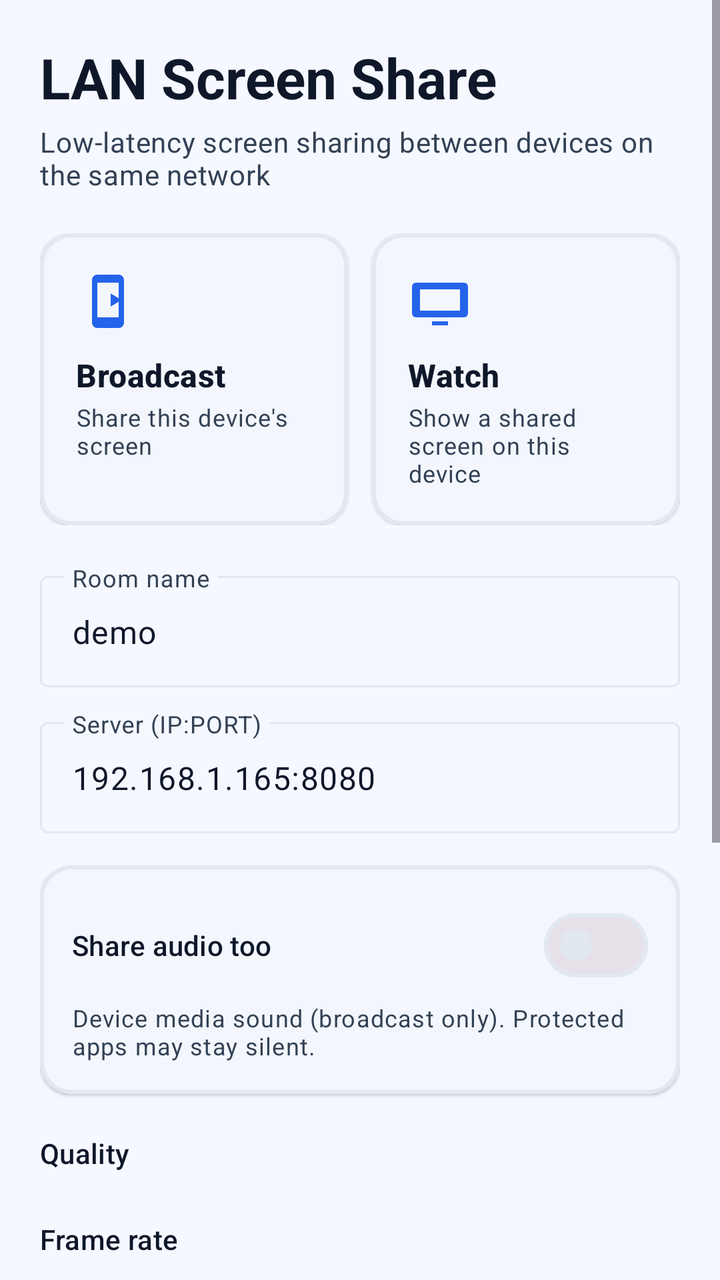
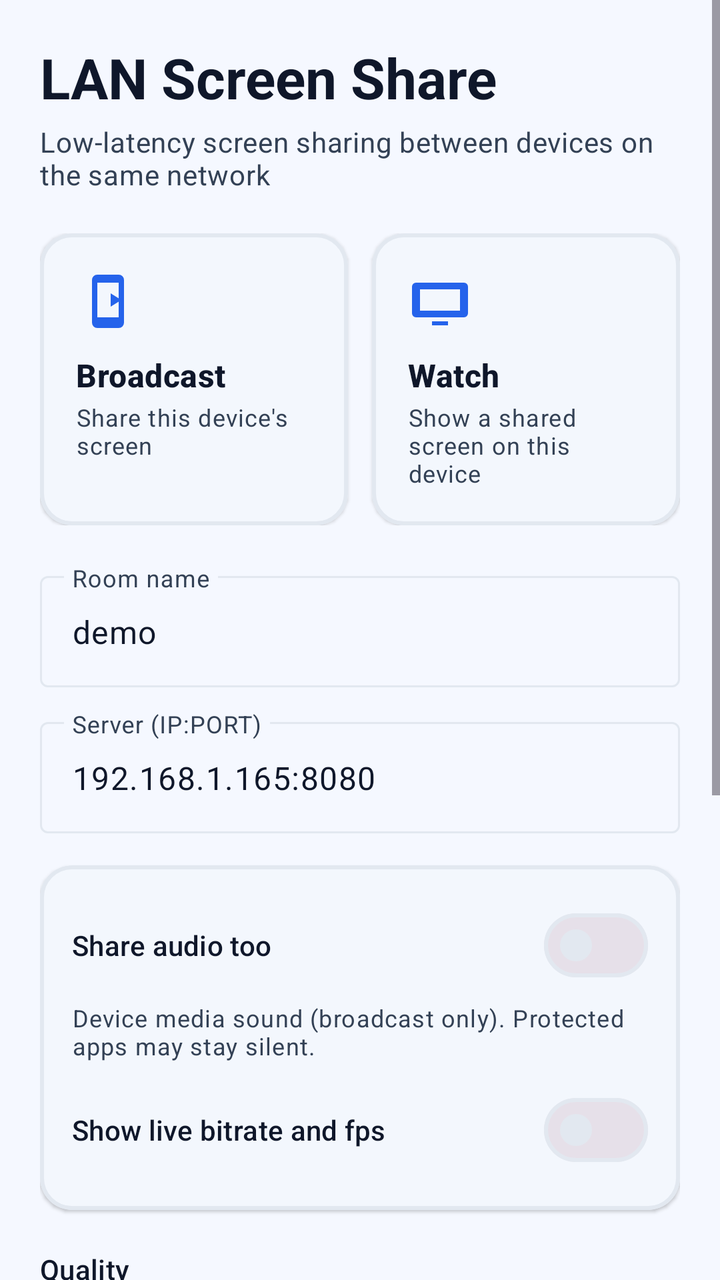

An Android layout rendered at two revisions. The XML below is the earlier revision; the diff shows what the commit changed to produce the second picture.
<!-- AndroidManifest.xml: application theme Theme.LanShare -->
<!-- res/layout/activity_main.xml -->
<?xml version="1.0" encoding="utf-8"?>
<ScrollView xmlns:android="http://schemas.android.com/apk/res/android"
    xmlns:app="http://schemas.android.com/apk/res-auto"
    android:layout_width="match_parent"
    android:layout_height="match_parent"
    android:background="@color/bg_app"
    android:fillViewport="true">

    <LinearLayout
        android:layout_width="match_parent"
        android:layout_height="wrap_content"
        android:orientation="vertical"
        android:padding="20dp">

        
        <TextView
            android:layout_width="match_parent"
            android:layout_height="wrap_content"
            android:text="@string/app_name"
            android:textAppearance="?attr/textAppearanceHeadlineMedium"
            android:textStyle="bold"
            android:textColor="@color/text_primary" />

        <TextView
            android:layout_width="match_parent"
            android:layout_height="wrap_content"
            android:layout_marginTop="4dp"
            android:text="@string/main_subtitle"
            android:textAppearance="?attr/textAppearanceBodyMedium"
            android:textColor="@color/text_secondary" />

        
        <LinearLayout
            android:layout_width="match_parent"
            android:layout_height="wrap_content"
            android:layout_marginTop="20dp"
            android:orientation="horizontal"
            android:baselineAligned="false">

            <com.google.android.material.card.MaterialCardView
                android:id="@+id/publisherCard"
                android:layout_width="0dp"
                android:layout_height="match_parent"
                android:layout_weight="1"
                android:layout_marginEnd="6dp"
                android:clickable="true"
                android:focusable="true">

                <LinearLayout
                    android:layout_width="match_parent"
                    android:layout_height="wrap_content"
                    android:orientation="vertical"
                    android:padding="18dp">

                    <ImageView
                        android:layout_width="32dp"
                        android:layout_height="32dp"
                        android:importantForAccessibility="no"
                        android:src="@drawable/ic_broadcast" />

                    <TextView
                        android:layout_width="wrap_content"
                        android:layout_height="wrap_content"
                        android:layout_marginTop="10dp"
                        android:text="@string/role_publisher_title"
                        android:textAppearance="?attr/textAppearanceTitleMedium"
                        android:textStyle="bold"
                        android:textColor="@color/text_primary" />

                    <TextView
                        android:layout_width="wrap_content"
                        android:layout_height="wrap_content"
                        android:layout_marginTop="2dp"
                        android:text="@string/role_publisher_desc"
                        android:textAppearance="?attr/textAppearanceBodySmall"
                        android:textColor="@color/text_secondary" />
                </LinearLayout>
            </com.google.android.material.card.MaterialCardView>

            <com.google.android.material.card.MaterialCardView
                android:id="@+id/viewerCard"
                android:layout_width="0dp"
                android:layout_height="match_parent"
                android:layout_weight="1"
                android:layout_marginStart="6dp"
                android:clickable="true"
                android:focusable="true">

                <LinearLayout
                    android:layout_width="match_parent"
                    android:layout_height="wrap_content"
                    android:orientation="vertical"
                    android:padding="18dp">

                    <ImageView
                        android:layout_width="32dp"
                        android:layout_height="32dp"
                        android:importantForAccessibility="no"
                        android:src="@drawable/ic_watch" />

                    <TextView
                        android:layout_width="wrap_content"
                        android:layout_height="wrap_content"
                        android:layout_marginTop="10dp"
                        android:text="@string/role_viewer_title"
                        android:textAppearance="?attr/textAppearanceTitleMedium"
                        android:textStyle="bold"
                        android:textColor="@color/text_primary" />

                    <TextView
                        android:layout_width="wrap_content"
                        android:layout_height="wrap_content"
                        android:layout_marginTop="2dp"
                        android:text="@string/role_viewer_desc"
                        android:textAppearance="?attr/textAppearanceBodySmall"
                        android:textColor="@color/text_secondary" />
                </LinearLayout>
            </com.google.android.material.card.MaterialCardView>
        </LinearLayout>

        
        <com.google.android.material.textfield.TextInputLayout
            style="@style/Widget.Material3.TextInputLayout.OutlinedBox"
            android:layout_width="match_parent"
            android:layout_height="wrap_content"
            android:layout_marginTop="20dp"
            android:hint="@string/input_room_label">

            <com.google.android.material.textfield.TextInputEditText
                android:id="@+id/roomIdInput"
                android:layout_width="match_parent"
                android:layout_height="wrap_content"
                android:inputType="text"
                android:text="demo" />
        </com.google.android.material.textfield.TextInputLayout>

        <com.google.android.material.textfield.TextInputLayout
            style="@style/Widget.Material3.TextInputLayout.OutlinedBox"
            android:layout_width="match_parent"
            android:layout_height="wrap_content"
            android:layout_marginTop="12dp"
            android:hint="@string/input_server_label">

            <com.google.android.material.textfield.TextInputEditText
                android:id="@+id/serverInput"
                android:layout_width="match_parent"
                android:layout_height="wrap_content"
                android:inputType="text"
                android:text="192.168.1.165:8080" />
        </com.google.android.material.textfield.TextInputLayout>

        
        <com.google.android.material.card.MaterialCardView
            android:layout_width="match_parent"
            android:layout_height="wrap_content"
            android:layout_marginTop="16dp">

            <LinearLayout
                android:layout_width="match_parent"
                android:layout_height="wrap_content"
                android:orientation="vertical"
                android:padding="16dp">

                <com.google.android.material.materialswitch.MaterialSwitch
                    android:id="@+id/audioSwitch"
                    android:layout_width="match_parent"
                    android:layout_height="wrap_content"
                    android:checked="false"
                    android:text="@string/share_audio_title"
                    android:textAppearance="?attr/textAppearanceTitleSmall"
                    android:textColor="@color/text_primary" />

                <TextView
                    android:layout_width="match_parent"
                    android:layout_height="wrap_content"
                    android:layout_marginTop="4dp"
                    android:text="@string/share_audio_note"
                    android:textAppearance="?attr/textAppearanceBodySmall"
                    android:textColor="@color/text_secondary" />
            </LinearLayout>
        </com.google.android.material.card.MaterialCardView>

        
        <TextView
            android:layout_width="wrap_content"
            android:layout_height="wrap_content"
            android:layout_marginTop="20dp"
            android:text="@string/quality_label"
            android:textAppearance="?attr/textAppearanceTitleSmall"
            android:textColor="@color/text_primary" />

        <com.google.android.material.button.MaterialButtonToggleGroup
            android:id="@+id/qualityGroup"
            android:layout_width="match_parent"
            android:layout_height="wrap_content"
            android:layout_marginTop="8dp"
            app:singleSelection="true"
            app:selectionRequired="true">

            <Button
                android:id="@+id/btnQ720"
                style="@style/Widget.Material3.Button.OutlinedButton"
                android:layout_width="0dp"
                android:layout_height="wrap_content"
                android:layout_weight="1"
                android:text="@string/quality_smooth" />

            <Button
                android:id="@+id/btnQ900"
                style="@style/Widget.Material3.Button.OutlinedButton"
                android:layout_width="0dp"
                android:layout_height="wrap_content"
                android:layout_weight="1"
                android:text="@string/quality_mid" />

            <Button
                android:id="@+id/btnQ1080"
                style="@style/Widget.Material3.Button.OutlinedButton"
                android:layout_width="0dp"
                android:layout_height="wrap_content"
                android:layout_weight="1"
                android:text="@string/quality_sharp" />
        </com.google.android.material.button.MaterialButtonToggleGroup>

        
        <TextView
            android:layout_width="wrap_content"
            android:layout_height="wrap_content"
            android:layout_marginTop="16dp"
            android:text="@string/fps_label"
            android:textAppearance="?attr/textAppearanceTitleSmall"
            android:textColor="@color/text_primary" />

        <com.google.android.material.button.MaterialButtonToggleGroup
            android:id="@+id/fpsGroup"
            android:layout_width="match_parent"
            android:layout_height="wrap_content"
            android:layout_marginTop="8dp"
            app:singleSelection="true"
            app:selectionRequired="true">

            <Button
                android:id="@+id/btnFps30"
                style="@style/Widget.Material3.Button.OutlinedButton"
                android:layout_width="0dp"
                android:layout_height="wrap_content"
                android:layout_weight="1"
                android:text="30" />

            <Button
                android:id="@+id/btnFps48"
                style="@style/Widget.Material3.Button.OutlinedButton"
                android:layout_width="0dp"
                android:layout_height="wrap_content"
                android:layout_weight="1"
                android:text="48" />

            <Button
                android:id="@+id/btnFps60"
                style="@style/Widget.Material3.Button.OutlinedButton"
                android:layout_width="0dp"
                android:layout_height="wrap_content"
                android:layout_weight="1"
                android:text="60" />
        </com.google.android.material.button.MaterialButtonToggleGroup>

        
        <LinearLayout
            android:id="@+id/advancedHeader"
            android:layout_width="match_parent"
            android:layout_height="wrap_content"
            android:layout_marginTop="20dp"
            android:orientation="horizontal"
            android:gravity="center_vertical"
            android:clickable="true"
            android:focusable="true"
            android:background="?attr/selectableItemBackground"
            android:padding="4dp">

            <ImageView
                android:layout_width="20dp"
                android:layout_height="20dp"
                android:importantForAccessibility="no"
                android:src="@drawable/ic_tune" />

            <TextView
                android:layout_width="wrap_content"
                android:layout_height="wrap_content"
                android:layout_marginStart="8dp"
                android:text="@string/advanced_label"
                android:textAppearance="?attr/textAppearanceTitleSmall"
                android:textColor="@color/text_secondary" />
        </LinearLayout>

        <LinearLayout
            android:id="@+id/advancedContent"
            android:layout_width="match_parent"
            android:layout_height="wrap_content"
            android:orientation="vertical"
            android:visibility="gone">

            <TextView
                android:layout_width="wrap_content"
                android:layout_height="wrap_content"
                android:layout_marginTop="8dp"
                android:text="@string/bitrate_label"
                android:textAppearance="?attr/textAppearanceBodyMedium"
                android:textColor="@color/text_secondary" />

            <com.google.android.material.chip.ChipGroup
                android:id="@+id/bitrateChips"
                android:layout_width="match_parent"
                android:layout_height="wrap_content"
                android:layout_marginTop="4dp"
                app:singleSelection="true"
                app:selectionRequired="true">

                <com.google.android.material.chip.Chip
                    android:id="@+id/chipBrAuto"
                    style="@style/Widget.Material3.Chip.Filter"
                    android:layout_width="wrap_content"
                    android:layout_height="wrap_content"
                    android:text="@string/bitrate_auto" />

                <com.google.android.material.chip.Chip
                    android:id="@+id/chipBr6"
                    style="@style/Widget.Material3.Chip.Filter"
                    android:layout_width="wrap_content"
                    android:layout_height="wrap_content"
                    android:text="6 Mbps" />

                <com.google.android.material.chip.Chip
                    android:id="@+id/chipBr8"
                    style="@style/Widget.Material3.Chip.Filter"
                    android:layout_width="wrap_content"
                    android:layout_height="wrap_content"
                    android:text="8 Mbps" />

                <com.google.android.material.chip.Chip
                    android:id="@+id/chipBr12"
                    style="@style/Widget.Material3.Chip.Filter"
                    android:layout_width="wrap_content"
                    android:layout_height="wrap_content"
                    android:text="12 Mbps" />

                <com.google.android.material.chip.Chip
                    android:id="@+id/chipBr20"
                    style="@style/Widget.Material3.Chip.Filter"
                    android:layout_width="wrap_content"
                    android:layout_height="wrap_content"
                    android:text="20 Mbps" />
            </com.google.android.material.chip.ChipGroup>
        </LinearLayout>

        
        <TextView
            android:layout_width="wrap_content"
            android:layout_height="wrap_content"
            android:layout_marginTop="20dp"
            android:text="@string/language_label"
            android:textAppearance="?attr/textAppearanceTitleSmall"
            android:textColor="@color/text_primary" />

        <com.google.android.material.chip.ChipGroup
            android:id="@+id/langChips"
            android:layout_width="match_parent"
            android:layout_height="wrap_content"
            android:layout_marginTop="8dp"
            app:singleSelection="true"
            app:selectionRequired="true">

            <com.google.android.material.chip.Chip
                android:id="@+id/chipLangSys"
                style="@style/Widget.Material3.Chip.Filter"
                android:layout_width="wrap_content"
                android:layout_height="wrap_content"
                android:text="@string/lang_system" />

            <com.google.android.material.chip.Chip
                android:id="@+id/chipLangTr"
                style="@style/Widget.Material3.Chip.Filter"
                android:layout_width="wrap_content"
                android:layout_height="wrap_content"
                android:text="@string/lang_tr" />

            <com.google.android.material.chip.Chip
                android:id="@+id/chipLangEn"
                style="@style/Widget.Material3.Chip.Filter"
                android:layout_width="wrap_content"
                android:layout_height="wrap_content"
                android:text="@string/lang_en" />

            <com.google.android.material.chip.Chip
                android:id="@+id/chipLangAr"
                style="@style/Widget.Material3.Chip.Filter"
                android:layout_width="wrap_content"
                android:layout_height="wrap_content"
                android:text="@string/lang_ar" />

            <com.google.android.material.chip.Chip
                android:id="@+id/chipLangEs"
                style="@style/Widget.Material3.Chip.Filter"
                android:layout_width="wrap_content"
                android:layout_height="wrap_content"
                android:text="@string/lang_es" />

            <com.google.android.material.chip.Chip
                android:id="@+id/chipLangDe"
                style="@style/Widget.Material3.Chip.Filter"
                android:layout_width="wrap_content"
                android:layout_height="wrap_content"
                android:text="@string/lang_de" />
        </com.google.android.material.chip.ChipGroup>

        
        <com.google.android.material.card.MaterialCardView
            android:id="@+id/helpCard"
            android:layout_width="match_parent"
            android:layout_height="wrap_content"
            android:layout_marginTop="20dp"
            android:layout_marginBottom="24dp"
            android:clickable="true"
            android:focusable="true"
            app:cardBackgroundColor="@color/blue_container">

            <LinearLayout
                android:layout_width="match_parent"
                android:layout_height="wrap_content"
                android:orientation="vertical"
                android:padding="16dp">

                <TextView
                    android:layout_width="wrap_content"
                    android:layout_height="wrap_content"
                    android:text="@string/help_card_title"
                    android:textAppearance="?attr/textAppearanceTitleMedium"
                    android:textStyle="bold"
                    android:textColor="@color/blue_primary_dark" />

                <TextView
                    android:layout_width="wrap_content"
                    android:layout_height="wrap_content"
                    android:layout_marginTop="2dp"
                    android:text="@string/help_card_desc"
                    android:textAppearance="?attr/textAppearanceBodySmall"
                    android:textColor="@color/text_secondary" />
            </LinearLayout>
        </com.google.android.material.card.MaterialCardView>
    </LinearLayout>
</ScrollView>
<!-- resources referenced by this layout -->
<resources>
  <color name="bg_app">#F5F8FF</color>
  <color name="blue_container">#DBEAFE</color>
  <color name="blue_primary_dark">#1D4ED8</color>
  <color name="text_primary">#0F172A</color>
  <color name="text_secondary">#334155</color>
  <!-- drawable ic_broadcast (drawable) -->
  <vector xmlns:android="http://schemas.android.com/apk/res/android"
      android:width="32dp"
      android:height="32dp"
      android:viewportWidth="24"
      android:viewportHeight="24"
      android:tint="@color/blue_primary">
      
      <path
          android:fillColor="#FF000000"
          android:pathData="M8,2 h8 a2,2 0 0 1 2,2 v16 a2,2 0 0 1 -2,2 h-8 a2,2 0 0 1 -2,-2 v-16 a2,2 0 0 1 2,-2 z m0,3 v13 h8 v-13 z" />
      
      <path
          android:fillColor="#FF000000"
          android:pathData="M13,9 L17,11.5 L13,14 z" />
  </vector>
  <!-- drawable ic_tune (drawable) -->
  <vector xmlns:android="http://schemas.android.com/apk/res/android"
      android:width="24dp"
      android:height="24dp"
      android:viewportWidth="24"
      android:viewportHeight="24"
      android:tint="@color/text_secondary">
      
      <path
          android:fillColor="#FF000000"
          android:pathData="M3,7 h18 v2 h-18 z M3,15 h18 v2 h-18 z" />
      <path
          android:fillColor="#FF000000"
          android:pathData="M8,5 a3,3 0 1 1 -0.01,0 z M16,13 a3,3 0 1 1 -0.01,0 z" />
  </vector>
  <string name="advanced_label">Advanced</string>
  <string name="app_name">LAN Screen Share</string>
  <string name="bitrate_auto">Auto</string>
  <string name="bitrate_label">Bitrate</string>
  <string name="fps_label">Frame rate</string>
  <string name="help_card_desc">Setup and pairing in 5 steps</string>
  <string name="help_card_title">How to use?</string>
  <string name="input_room_label">Room name</string>
  <string name="input_server_label">Server (IP:PORT)</string>
  <string name="lang_ar" translatable="false">العربية</string>
  <string name="lang_de" translatable="false">Deutsch</string>
  <string name="lang_en" translatable="false">English</string>
  <string name="lang_es" translatable="false">Español</string>
  <string name="lang_system">System</string>
  <string name="lang_tr" translatable="false">Türkçe</string>
  <string name="language_label">Language</string>
  <string name="main_subtitle">Low-latency screen sharing between devices on the same network</string>
  <string name="quality_label">Quality</string>
  <string name="quality_mid" translatable="false">1600×900</string>
  <string name="quality_sharp">Sharp · 1080p</string>
  <string name="quality_smooth">Smooth · 720p</string>
  <string name="role_publisher_desc">Share this device\'s screen</string>
  <string name="role_publisher_title">Broadcast</string>
  <string name="role_viewer_desc">Show a shared screen on this device</string>
  <string name="role_viewer_title">Watch</string>
  <string name="share_audio_note">Device media sound (broadcast only). Protected apps may stay silent.</string>
  <string name="share_audio_title">Share audio too</string>
  <color name="blue_primary">#2563EB</color>
  <color name="surface_white">#FFFFFF</color>
  <color name="stroke_subtle">#E2E8F0</color>
  <style name="Shape.LanShare.Medium" parent="ShapeAppearance.Material3.Corner.Medium">
          <item name="cornerSize">16dp</item>
      </style>
  <style name="Shape.LanShare.Large" parent="ShapeAppearance.Material3.Corner.Large">
          <item name="cornerSize">20dp</item>
      </style>
  <style name="Card.LanShare" parent="Widget.Material3.CardView.Elevated">
          <item name="cardBackgroundColor">@color/surface_white</item>
          <item name="cardElevation">1dp</item>
          <item name="strokeWidth">2dp</item>
          <item name="strokeColor">@color/card_stroke</item>
          <item name="shapeAppearance">@style/Shape.LanShare.Medium</item>
      </style>
  <!-- unchanged entries left out for length: 2 -->
</resources>

<!-- the commit's change to res/layout/activity_main.xml (unified diff, before → after) -->
@@ -177,6 +177,16 @@
                     android:text="@string/share_audio_note"
                     android:textAppearance="?attr/textAppearanceBodySmall"
                     android:textColor="@color/text_secondary" />
+
+                <com.google.android.material.materialswitch.MaterialSwitch
+                    android:id="@+id/liveStatsSwitch"
+                    android:layout_width="match_parent"
+                    android:layout_height="wrap_content"
+                    android:layout_marginTop="10dp"
+                    android:checked="false"
+                    android:text="@string/live_stats_title"
+                    android:textAppearance="?attr/textAppearanceTitleSmall"
+                    android:textColor="@color/text_primary" />
             </LinearLayout>
         </com.google.android.material.card.MaterialCardView>
 
<!-- resource entries referenced after the edit -->
@@ -52,6 +52,7 @@
   <string name="lang_system">System</string>
   <string name="lang_tr" translatable="false">Türkçe</string>
   <string name="language_label">Language</string>
+  <string name="live_stats_title">Show live bitrate and fps</string>
   <string name="main_subtitle">Low-latency screen sharing between devices on the same network</string>
   <string name="quality_label">Quality</string>
   <string name="quality_mid" translatable="false">1600×900</string>
